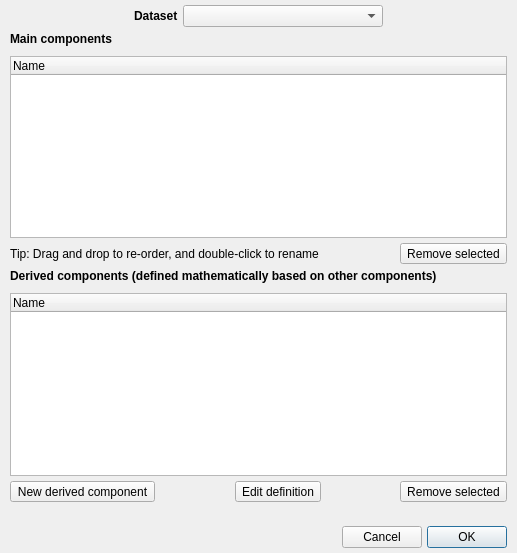
Above: glue/dialogs/component_arithmetic/qt/component_manager.ui from glue-viz/glue before the change. Below: the same form after it.
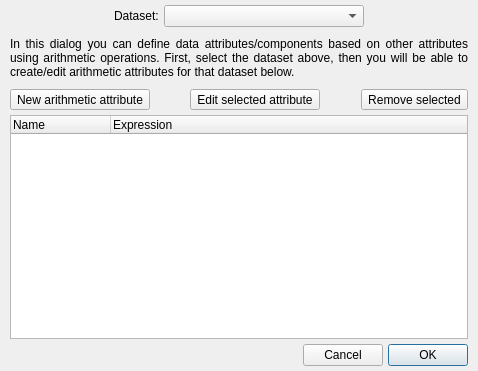
That is the form after the change. Custom widgets are drawn as their Qt base class.

Commit message: Refactored component_arithmetic dialog to only deal with derived components

```diff
--- a/glue/dialogs/component_arithmetic/qt/component_manager.ui
+++ b/glue/dialogs/component_arithmetic/qt/component_manager.ui
@@ -6,8 +6,8 @@
    <rect>
     <x>0</x>
     <y>0</y>
-    <width>517</width>
-    <height>553</height>
+    <width>478</width>
+    <height>371</height>
    </rect>
   </property>
   <property name="windowTitle">
@@ -48,12 +48,12 @@
       <widget class="QLabel" name="label_3">
        <property name="font">
         <font>
-         <weight>75</weight>
-         <bold>true</bold>
+         <weight>50</weight>
+         <bold>false</bold>
         </font>
        </property>
        <property name="text">
-        <string>Dataset</string>
+        <string>Dataset:</string>
        </property>
       </widget>
      </item>
@@ -82,19 +82,6 @@
      </item>
     </layout>
    </item>
-   <item>
-    <widget class="QLabel" name="label">
-     <property name="font">
-      <font>
-       <weight>75</weight>
-       <bold>true</bold>
-      </font>
-     </property>
-     <property name="text">
-      <string>Main components</string>
-     </property>
-    </widget>
-   </item>
    <item>
     <spacer name="verticalSpacer">
      <property name="orientation">
@@ -111,62 +98,22 @@
      </property>
     </spacer>
    </item>
-   <item>
-    <widget class="ComponentTreeWidget" name="list_main_components">
-     <property name="dragDropMode">
-      <enum>QAbstractItemView::InternalMove</enum>
-     </property>
-     <column>
-      <property name="text">
-       <string>Name</string>
-      </property>
-     </column>
-    </widget>
-   </item>
-   <item>
-    <layout class="QHBoxLayout" name="horizontalLayout_3">
-     <item>
-      <widget class="QLabel" name="label_6">
-       <property name="text">
-        <string>Tip: Drag and drop to re-order, and double-click to rename</string>
-       </property>
-       <property name="alignment">
-        <set>Qt::AlignCenter</set>
-       </property>
-      </widget>
-     </item>
-     <item>
-      <spacer name="horizontalSpacer_5">
-       <property name="orientation">
-        <enum>Qt::Horizontal</enum>
-       </property>
-       <property name="sizeHint" stdset="0">
-        <size>
-         <width>40</width>
-         <height>20</height>
-        </size>
-       </property>
-      </spacer>
-     </item>
-     <item>
-      <widget class="QToolButton" name="button_remove_main">
-       <property name="text">
-        <string>Remove selected</string>
-       </property>
-      </widget>
-     </item>
-    </layout>
-   </item>
    <item>
     <widget class="QLabel" name="label_2">
      <property name="font">
       <font>
-       <weight>75</weight>
-       <bold>true</bold>
+       <weight>50</weight>
+       <bold>false</bold>
       </font>
      </property>
      <property name="text">
-      <string>Derived components (defined mathematically based on other components)</string>
+      <string>In this dialog you can define data attributes/components based on other attributes using arithmetic operations. First, select the dataset above, then you will be able to create/edit arithmetic attributes for that dataset below.</string>
+     </property>
+     <property name="alignment">
+      <set>Qt::AlignJustify|Qt::AlignVCenter</set>
+     </property>
+     <property name="wordWrap">
+      <bool>true</bool>
      </property>
     </widget>
    </item>
@@ -186,24 +133,12 @@
      </property>
     </spacer>
    </item>
-   <item>
-    <widget class="ComponentTreeWidget" name="list_derived_components">
-     <property name="dragDropMode">
-      <enum>QAbstractItemView::InternalMove</enum>
-     </property>
-     <column>
-      <property name="text">
-       <string>Name</string>
-      </property>
-     </column>
-    </widget>
-   </item>
    <item>
     <layout class="QHBoxLayout" name="horizontalLayout">
      <item>
       <widget class="QToolButton" name="button_add_derived">
        <property name="text">
-        <string>New derived component</string>
+        <string>New arithmetic attribute</string>
        </property>
       </widget>
      </item>
@@ -223,7 +158,7 @@
      <item>
       <widget class="QToolButton" name="button_edit_derived">
        <property name="text">
-        <string>Edit definition</string>
+        <string>Edit selected attribute</string>
        </property>
       </widget>
      </item>
@@ -250,17 +185,34 @@
     </layout>
    </item>
    <item>
-    <widget class="QLabel" name="label_status">
-     <property name="text">
-      <string/>
+    <widget class="ComponentTreeWidget" name="list_derived_components">
+     <property name="dragDropMode">
+      <enum>QAbstractItemView::InternalMove</enum>
      </property>
-     <property name="alignment">
-      <set>Qt::AlignCenter</set>
-     </property>
+     <column>
+      <property name="text">
+       <string>Name</string>
+      </property>
+     </column>
+     <column>
+      <property name="text">
+       <string>Expression</string>
+      </property>
+     </column>
     </widget>
    </item>
    <item>
     <layout class="QHBoxLayout" name="horizontalLayout_2">
+     <item>
+      <widget class="QLabel" name="label_status">
+       <property name="text">
+        <string/>
+       </property>
+       <property name="alignment">
+        <set>Qt::AlignCenter</set>
+       </property>
+      </widget>
+     </item>
      <item>
       <spacer name="horizontalSpacer">
        <property name="orientation">
```
Left out of the diff: 4 changed lines with no effect on the pictures. The commit also changes 3 other files.
